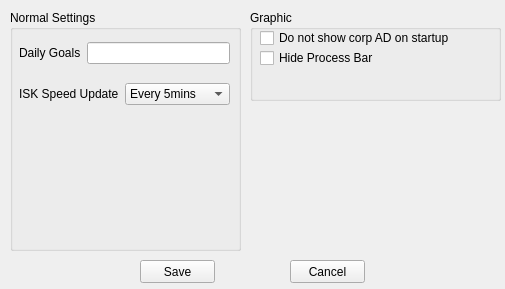
The window that settings.ui (Hallows/EVERatingTools) describes before a commit, drawn with Qt 5.
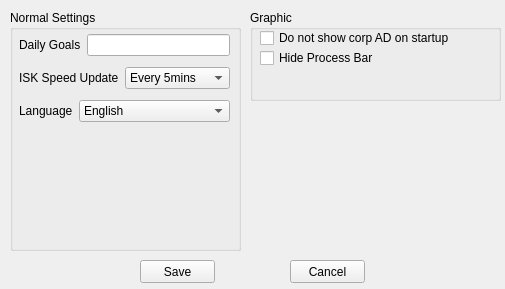
The same window after the commit.

The edit to the form file:
```diff
--- a/settings.ui
+++ b/settings.ui
@@ -34,7 +34,7 @@
       <x>9</x>
       <y>19</y>
       <width>211</width>
-      <height>91</height>
+      <height>101</height>
      </rect>
     </property>
     <layout class="QVBoxLayout" name="verticalLayout">
@@ -117,6 +117,56 @@
        </item>
       </layout>
      </item>
+     <item>
+      <layout class="QHBoxLayout" name="horizontalLayout_3">
+       <item>
+        <widget class="QLabel" name="static_set_language">
+         <property name="sizePolicy">
+          <sizepolicy hsizetype="Preferred" vsizetype="Preferred">
+           <horstretch>0</horstretch>
+           <verstretch>0</verstretch>
+          </sizepolicy>
+         </property>
+         <property name="text">
+          <string>Language</string>
+         </property>
+        </widget>
+       </item>
+       <item>
+        <widget class="QComboBox" name="LE_set_language">
+         <property name="sizePolicy">
+          <sizepolicy hsizetype="Expanding" vsizetype="Fixed">
+           <horstretch>0</horstretch>
+           <verstretch>0</verstretch>
+          </sizepolicy>
+         </property>
+         <property name="currentIndex">
+          <number>0</number>
+         </property>
+         <item>
+          <property name="text">
+           <string>English</string>
+          </property>
+         </item>
+         <item>
+          <property name="text">
+           <string>简体中文</string>
+          </property>
+         </item>
+         <item>
+          <property name="text">
+           <string>Français</string>
+          </property>
+         </item>
+         <item>
+          <property name="text">
+           <string>日本語</string>
+          </property>
+         </item>
+        </widget>
+       </item>
+      </layout>
+     </item>
     </layout>
    </widget>
   </widget>
```
